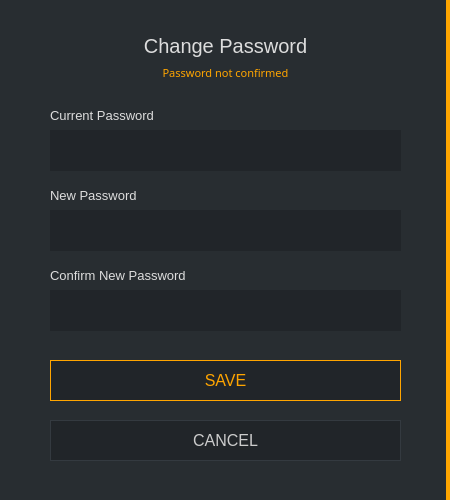
Qt form src/gui/ui/changepassworddialog.ui (ConcealNetwork/conceal-desktop) before a commit.
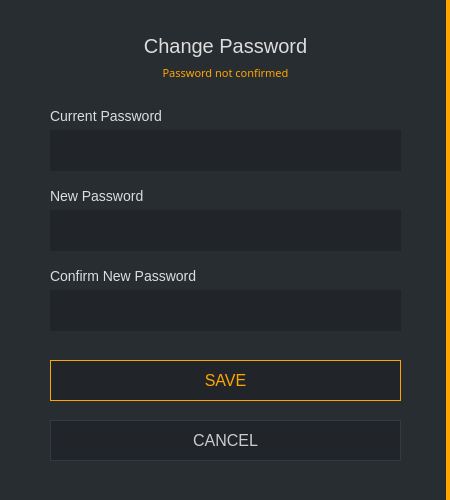
The same form after that commit.

What changed in the file:
```diff
--- a/src/gui/ui/changepassworddialog.ui
+++ b/src/gui/ui/changepassworddialog.ui
@@ -72,7 +72,7 @@
       <property name="styleSheet">
        <string notr="true">color: #ddd;
 border-right: 0px;
-font-size: 13px;</string>
+font-size: 14px;</string>
       </property>
       <property name="text">
        <string>Current Password</string>
@@ -132,7 +132,7 @@
       <property name="styleSheet">
        <string notr="true">color: #ddd;
 border-right: 0px;
-font-size: 13px;</string>
+font-size: 14px;</string>
       </property>
       <property name="text">
        <string>New Password</string>
@@ -198,7 +198,7 @@
       <property name="styleSheet">
        <string notr="true">color: #ddd;
 border-right: 0px;
-font-size: 13px;</string>
+font-size: 14px;</string>
       </property>
       <property name="text">
        <string>Confirm New Password</string>
```
Left out of the diff: 10 changed lines with no effect on the pictures.
